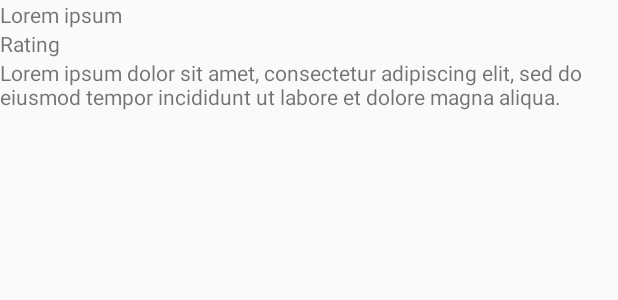
After one commit to sinichi449/Android-AnimeSeasonRecommends, an Android app: the layout fragment_details.xml on its own in the app's theme, with its tools: preview values and no code run, on a phone screen of 412 x 824 dp. The commit adds this screen. Shown: the top 300 px of the screen. Run offline under Robolectric (Android 15) with nearby library versions, the phone set to English and light mode, and no system bars.

Commit message:
working details fragment

```diff
--- a/app/src/main/AndroidManifest.xml
+++ b/app/src/main/AndroidManifest.xml
@@ -10,7 +10,7 @@
         android:roundIcon="@mipmap/ic_launcher_round"
         android:supportsRtl="true"
         android:theme="@style/AppTheme">
-        <activity android:name=".MainActivity">
+        <activity android:name=".activity.MainActivity">
             <intent-filter>
                 <action android:name="android.intent.action.MAIN" />
 
--- a/app/src/main/java/com/sinichi/animerecommendation/Model.kt
+++ b/app/src/main/java/com/sinichi/animerecommendation/model/Model.kt
@@ -1,4 +1,4 @@
-package com.sinichi.animerecommendation
+package com.sinichi.animerecommendation.model
 
 data class Model(
     var id: String = "",
--- a/app/src/main/res/layout/activity_main.xml
+++ b/app/src/main/res/layout/activity_main.xml
@@ -1,10 +1,9 @@
 <?xml version="1.0" encoding="utf-8"?>
 <androidx.constraintlayout.widget.ConstraintLayout xmlns:android="http://schemas.android.com/apk/res/android"
-    xmlns:app="http://schemas.android.com/apk/res-auto"
     xmlns:tools="http://schemas.android.com/tools"
     android:layout_width="match_parent"
     android:layout_height="match_parent"
-    tools:context=".MainActivity">
+    tools:context=".activity.MainActivity">
 
     <FrameLayout
         android:id="@+id/frame_layout"
--- /dev/null
+++ b/app/src/main/res/layout/fragment_details.xml
@@ -0,0 +1,47 @@
+<?xml version="1.0" encoding="utf-8"?>
+<FrameLayout
+    android:id="@+id/frame_layout"
+    xmlns:android="http://schemas.android.com/apk/res/android"
+    xmlns:tools="http://schemas.android.com/tools"
+    android:layout_width="match_parent"
+    android:layout_height="match_parent"
+    tools:context=".fragment.Details">
+
+    <!-- TODO: Update blank fragment layout -->
+    <androidx.core.widget.NestedScrollView
+        android:layout_width="match_parent"
+        android:layout_height="match_parent">
+
+        <LinearLayout
+            android:layout_width="match_parent"
+            android:layout_height="match_parent"
+            android:orientation="vertical">
+
+            <TextView
+                android:id="@+id/tv_judul"
+                android:layout_width="match_parent"
+                android:layout_height="wrap_content"
+                android:text="Lorem ipsum" />
+
+            <ImageView
+                android:id="@+id/img_thumbnail"
+                android:layout_width="wrap_content"
+                android:layout_height="wrap_content" />
+
+            <TextView
+                android:id="@+id/tv_rating"
+                android:layout_width="match_parent"
+                android:layout_height="wrap_content"
+                android:text="Rating"/>
+
+            <TextView
+                android:id="@+id/tv_deskripsi"
+                android:layout_width="match_parent"
+                android:layout_height="wrap_content"
+                android:text="Lorem ipsum dolor sit amet, consectetur adipiscing elit, sed do eiusmod tempor incididunt ut labore et dolore magna aliqua." />
+
+        </LinearLayout>
+
+    </androidx.core.widget.NestedScrollView>
+
+</FrameLayout>
--- a/app/src/main/res/layout/fragment_home.xml
+++ b/app/src/main/res/layout/fragment_home.xml
@@ -5,7 +5,7 @@
     xmlns:tools="http://schemas.android.com/tools"
     android:layout_width="match_parent"
     android:layout_height="match_parent"
-    tools:context=".Home">
+    tools:context=".fragment.Home">
 
     <androidx.swiperefreshlayout.widget.SwipeRefreshLayout
         android:id="@+id/swipe_refresh"
--- a/app/src/main/res/layout/layout_item.xml
+++ b/app/src/main/res/layout/layout_item.xml
@@ -1,8 +1,6 @@
 <?xml version="1.0" encoding="utf-8"?>
-<androidx.cardview.widget.CardView
-    xmlns:layout="http://schemas.android.com/tools"
-    xmlns:app="http://schemas.android.com/apk/res-auto"
-    android:id="@+id/constrain_layout_item"
+<androidx.cardview.widget.CardView xmlns:app="http://schemas.android.com/apk/res-auto"
+    android:id="@+id/card_view"
     xmlns:android="http://schemas.android.com/apk/res/android"
     android:orientation="vertical"
     android:layout_width="match_parent"
```
Also changed, not shown: app/src/main/java/com/sinichi/animerecommendation/MainActivity.kt (deleted, +0 -26 lines), app/src/main/java/com/sinichi/animerecommendation/activity/MainActivity.kt (added, +44 -0 lines), app/src/main/java/com/sinichi/animerecommendation/adapter/RecyclerViewAdapter.kt (renamed from app/src/main/java/com/sinichi/animerecommendation/RecyclerViewAdapter.kt, +22 -3 lines), app/src/main/java/com/sinichi/animerecommendation/fragment/Details.kt (added, +50 -0 lines), app/src/main/java/com/sinichi/animerecommendation/fragment/Home.kt (renamed from app/src/main/java/com/sinichi/animerecommendation/Home.kt, +25 -9 lines).
